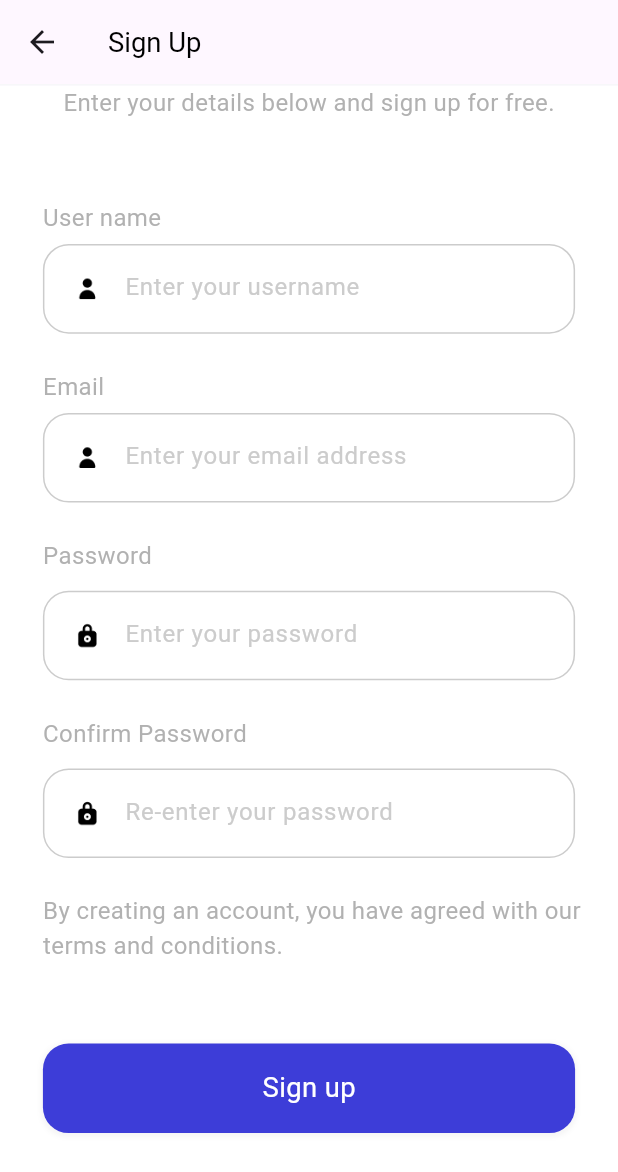
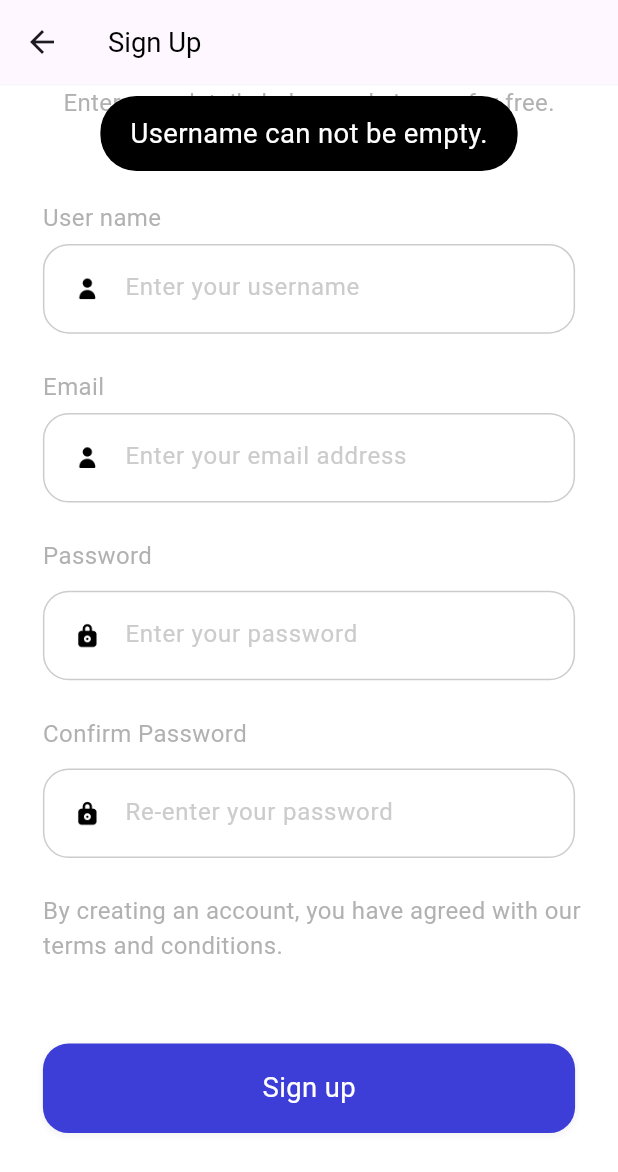
Before and after one commit to cjchika/eLearn, a Flutter app: the SignUp screen opened by its route, after a tap on "Sign up", on a phone screen of 412 x 824 dp. Shown: the top 1172 px of the screen. Run offline on Flutter 3.47's test engine with Material 2 defaults, Android fonts, the phone set to English and light mode, and no system bars; our stand-ins replace cloud_firestore, dots_indicator, firebase_auth, firebase_core, flutter_bloc, flutter_screenutil and 1 more; accounts and stored records are empty; Roboto replaces fonts that are missing (Avenir).

Commit message:
Sign Up Auth

```diff
--- a/lib/pages/sign_up/sign_up.dart
+++ b/lib/pages/sign_up/sign_up.dart
@@ -1,6 +1,7 @@
 import 'package:elearn_app/pages/sign_up/bloc/signup_blocs.dart';
 import 'package:elearn_app/pages/sign_up/bloc/signup_events.dart';
 import 'package:elearn_app/pages/sign_up/bloc/signup_states.dart';
+import 'package:elearn_app/pages/sign_up/signup_controller.dart';
 import 'package:flutter/material.dart';
 import 'package:flutter_bloc/flutter_bloc.dart';
 import 'package:flutter_screenutil/flutter_screenutil.dart';
@@ -70,7 +71,8 @@ class _SignUpState extends State<SignUp> {
                           "By creating an account, you have agreed with our terms and conditions."),
                     ),
                     buildLoginAndSignupButton("Sign up", "login", () {
-                      Navigator.of(context).pushNamed("signUpPage");
+                      // Navigator.of(context).pushNamed("signUpPage");
+                      SignUpController(context).handleEmailSignUp();
                     }),
                   ],
                 ),
--- a/lib/pages/sign_up/signup_controller.dart
+++ b/lib/pages/sign_up/signup_controller.dart
@@ -0,0 +1,60 @@
+import 'package:elearn_app/common/widgets/flutter_toast.dart';
+import 'package:elearn_app/pages/sign_up/bloc/signup_blocs.dart';
+import 'package:firebase_auth/firebase_auth.dart';
+import 'package:flutter/material.dart';
+import 'package:flutter_bloc/flutter_bloc.dart';
+
+class SignUpController {
+  final BuildContext context;
+
+  const SignUpController(this.context);
+
+  void handleEmailSignUp() async {
+    final state = context.read<SignUpBlocs>().state;
+
+    String userName = state.userName;
+    String email = state.email;
+    String password = state.password;
+    String confirmPassword = state.confirmPassword;
+
+    if (userName.isEmpty) {
+      toastInfo(msg: "Username can not be empty.");
+      return;
+    }
+
+    if (email.isEmpty) {
+      toastInfo(msg: "Email can not be empty.");
+      return;
+    }
+
+    if (password.isEmpty) {
+      toastInfo(msg: "Password can not be empty.");
+      return;
+    }
+
+    if (confirmPassword.isEmpty) {
+      toastInfo(msg: "Password did not match.");
+      return;
+    }
+
+    try {
+      final credential = await FirebaseAuth.instance
+          .createUserWithEmailAndPassword(email: email, password: password);
+
+      if(credential.user != null){
+        await credential.user?.sendEmailVerification();
+        await credential.user?.updateDisplayName(userName);
+        toastInfo(msg: "An email has been sent to your email address, activate and continue.");
+        Navigator.of(context).pop();
+      }
+    } on FirebaseAuthException catch (e) {
+      if (e.code == "weak-password") {
+        toastInfo(msg: "${e.message}");
+      } else if (e.code == "email-already-in-use") {
+        toastInfo(msg: "${e.message}");
+      } else if (e.code == "invalid-email") {
+        toastInfo(msg: "Invalid Email address.");
+      }
+    }
+  }
+}
```
